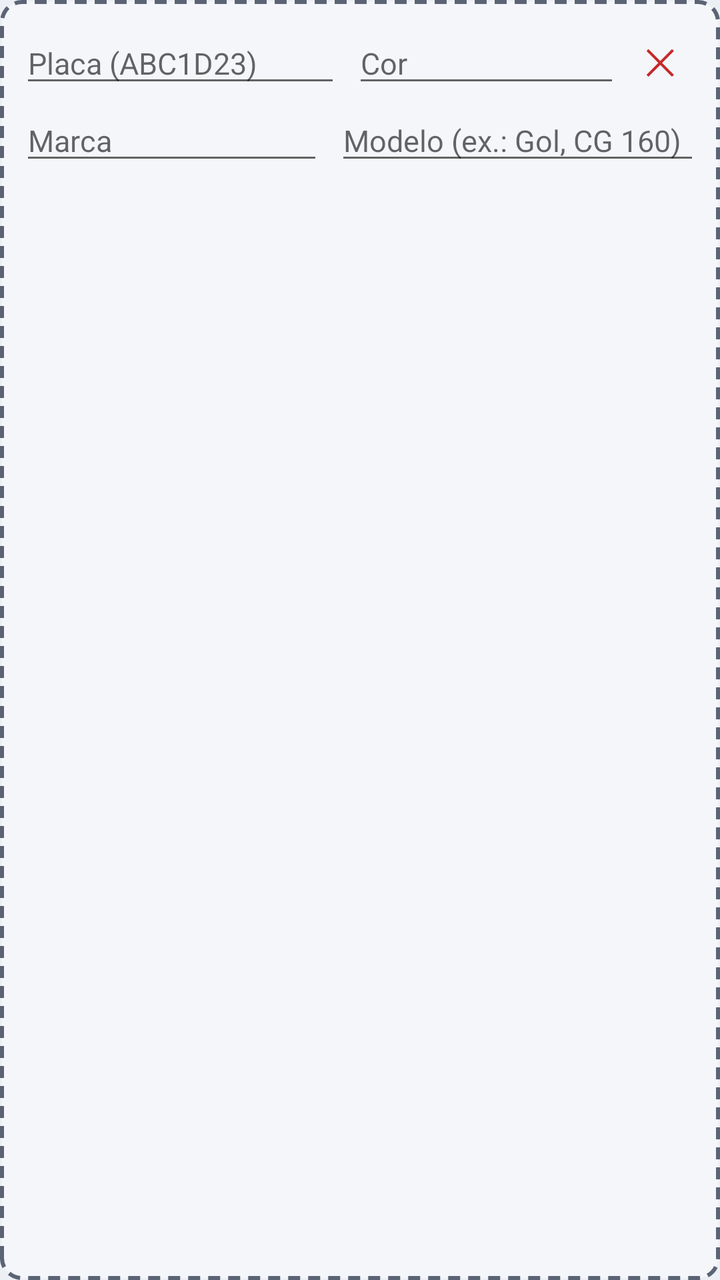
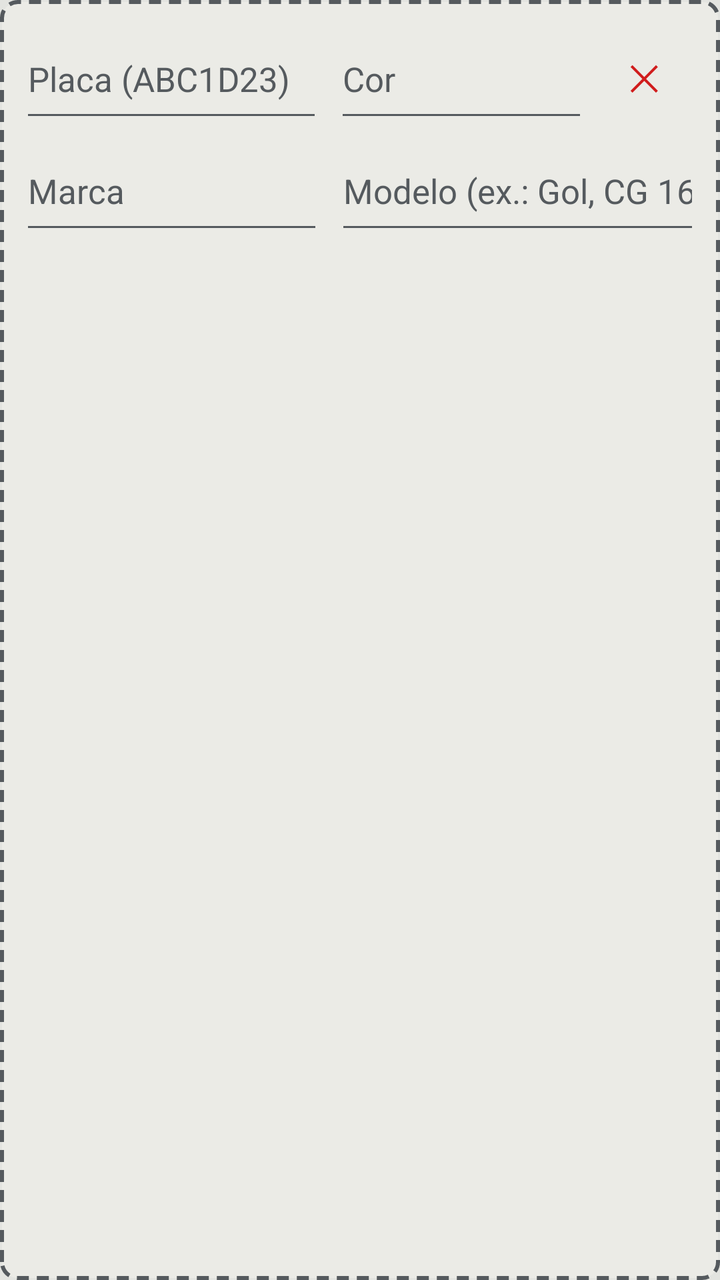

Compare the two renders of this Android layout. The source of the first and the diff that turns it into the second are given below.
<!-- AndroidManifest.xml: application theme Tema -->
<!-- res/layout/item_veiculo.xml -->
<?xml version="1.0" encoding="utf-8"?>
<LinearLayout xmlns:android="http://schemas.android.com/apk/res/android"
    android:layout_width="match_parent"
    android:layout_height="wrap_content"
    android:layout_marginTop="10dp"
    android:background="@drawable/bg_foto_add"
    android:orientation="vertical"
    android:padding="10dp">

    <LinearLayout
        android:layout_width="match_parent"
        android:layout_height="wrap_content"
        android:gravity="center_vertical"
        android:orientation="horizontal">

        <EditText
            android:id="@+id/etPlaca"
            android:layout_width="0dp"
            android:layout_height="wrap_content"
            android:layout_weight="1.2"
            android:hint="Placa (ABC1D23)"
            android:importantForAutofill="no"
            android:inputType="textNoSuggestions|textCapCharacters"
            android:maxLength="8"
            android:textSize="15sp" />

        <AutoCompleteTextView
            android:id="@+id/etCor"
            android:layout_width="0dp"
            android:layout_height="wrap_content"
            android:layout_marginStart="6dp"
            android:layout_weight="1"
            android:completionThreshold="1"
            android:hint="Cor"
            android:importantForAutofill="no"
            android:inputType="textCapSentences|textNoSuggestions"
            android:maxLength="30"
            android:textSize="15sp" />

        <TextView
            android:id="@+id/btnRemover"
            android:layout_width="40dp"
            android:layout_height="40dp"
            android:gravity="center"
            android:text="✕"
            android:textColor="@color/resistente_ativo"
            android:textSize="18sp" />
    </LinearLayout>

    <LinearLayout
        android:layout_width="match_parent"
        android:layout_height="wrap_content"
        android:orientation="horizontal">

        <AutoCompleteTextView
            android:id="@+id/etMarca"
            android:layout_width="0dp"
            android:layout_height="wrap_content"
            android:layout_weight="1"
            android:completionThreshold="1"
            android:hint="Marca"
            android:importantForAutofill="no"
            android:inputType="textCapWords|textNoSuggestions"
            android:maxLength="40"
            android:textSize="15sp" />

        <EditText
            android:id="@+id/etModelo"
            android:layout_width="0dp"
            android:layout_height="wrap_content"
            android:layout_marginStart="6dp"
            android:layout_weight="1.2"
            android:hint="Modelo (ex.: Gol, CG 160)"
            android:importantForAutofill="no"
            android:inputType="textCapWords|textNoSuggestions"
            android:maxLength="60"
            android:textSize="15sp" />
    </LinearLayout>
</LinearLayout>
<!-- resources referenced by this layout -->
<resources>
  <color name="resistente_ativo">#C62828</color>
  <!-- drawable bg_foto_add (drawable) -->
  <?xml version="1.0" encoding="utf-8"?>
  <shape xmlns:android="http://schemas.android.com/apk/res/android" android:shape="rectangle">
      <solid android:color="#F4F6FA" />
      <stroke android:width="2dp" android:color="@color/texto_suave"
          android:dashWidth="6dp" android:dashGap="4dp" />
      <corners android:radius="10dp" />
  </shape>
  <style name="Tema" parent="android:Theme.Material.Light.DarkActionBar">
          <item name="android:colorPrimary">@color/primaria</item>
          <item name="android:colorPrimaryDark">@color/primaria_escura</item>
          <item name="android:colorAccent">@color/destaque</item>
          <item name="android:windowBackground">@color/fundo</item>
          <item name="android:textColorPrimary">@color/texto</item>
      </style>
  <color name="texto_suave">#5B6475</color>
  <color name="primaria">#1B2A4A</color>
  <color name="primaria_escura">#111C33</color>
  <color name="destaque">#C9A227</color>
  <color name="fundo">#ECEFF4</color>
  <color name="texto">#1A1F2B</color>
</resources>

<!-- the commit's change to res/layout/item_veiculo.xml (unified diff, before → after) -->
@@ -22,7 +22,10 @@
             android:importantForAutofill="no"
             android:inputType="textNoSuggestions|textCapCharacters"
             android:maxLength="8"
-            android:textSize="15sp" />
+            android:minHeight="56dp"
+            android:textColor="@color/texto"
+            android:textColorHint="@color/texto_suave"
+            android:textSize="17sp" />
 
         <AutoCompleteTextView
             android:id="@+id/etCor"
@@ -35,12 +38,24 @@
             android:importantForAutofill="no"
             android:inputType="textCapSentences|textNoSuggestions"
             android:maxLength="30"
-            android:textSize="15sp" />
+            android:minHeight="56dp"
+            android:textColor="@color/texto"
+            android:textColorHint="@color/texto_suave"
+            android:textSize="17sp" />
+
+        <TextView
+            android:id="@+id/btnScanPlaca"
+            android:layout_width="56dp"
+            android:layout_height="56dp"
+            android:gravity="center"
+            android:text="📷"
+            android:textSize="22sp"
+            android:visibility="gone" />
 
         <TextView
             android:id="@+id/btnRemover"
-            android:layout_width="40dp"
-            android:layout_height="40dp"
+            android:layout_width="56dp"
+            android:layout_height="56dp"
             android:gravity="center"
             android:text="✕"
             android:textColor="@color/resistente_ativo"
@@ -62,7 +77,10 @@
             android:importantForAutofill="no"
             android:inputType="textCapWords|textNoSuggestions"
             android:maxLength="40"
-            android:textSize="15sp" />
+            android:minHeight="56dp"
+            android:textColor="@color/texto"
+            android:textColorHint="@color/texto_suave"
+            android:textSize="17sp" />
 
         <EditText
             android:id="@+id/etModelo"
@@ -74,6 +92,9 @@
             android:importantForAutofill="no"
             android:inputType="textCapWords|textNoSuggestions"
             android:maxLength="60"
-            android:textSize="15sp" />
+            android:minHeight="56dp"
+            android:textColor="@color/texto"
+            android:textColorHint="@color/texto_suave"
+            android:textSize="17sp" />
     </LinearLayout>
 </LinearLayout>
<!-- resource entries referenced after the edit -->
@@ -1,26 +1,32 @@
 <!-- resources referenced by this layout -->
 <resources>
-  <color name="resistente_ativo">#C62828</color>
+  <color name="resistente_ativo">#D01C1C</color>
   <!-- drawable bg_foto_add (drawable) -->
   <?xml version="1.0" encoding="utf-8"?>
   <shape xmlns:android="http://schemas.android.com/apk/res/android" android:shape="rectangle">
-      <solid android:color="#F4F6FA" />
+      <solid android:color="@color/campo_fundo" />
       <stroke android:width="2dp" android:color="@color/texto_suave"
           android:dashWidth="6dp" android:dashGap="4dp" />
-      <corners android:radius="10dp" />
+      <corners android:radius="8dp" />
   </shape>
-  <style name="Tema" parent="android:Theme.Material.Light.DarkActionBar">
+  <style name="Tema" parent="TemaBase">
           <item name="android:colorPrimary">@color/primaria</item>
           <item name="android:colorPrimaryDark">@color/primaria_escura</item>
           <item name="android:colorAccent">@color/destaque</item>
           <item name="android:windowBackground">@color/fundo</item>
           <item name="android:textColorPrimary">@color/texto</item>
+          <item name="android:textColorSecondary">@color/texto_suave</item>
+          <item name="android:colorBackground">@color/fundo</item>
+          <item name="android:statusBarColor">@color/primaria_escura</item>
+          <item name="android:navigationBarColor">@color/primaria_escura</item>
       </style>
-  <color name="texto_suave">#5B6475</color>
-  <color name="primaria">#1B2A4A</color>
-  <color name="primaria_escura">#111C33</color>
-  <color name="destaque">#C9A227</color>
-  <color name="fundo">#ECEFF4</color>
-  <color name="texto">#1A1F2B</color>
+  <color name="campo_fundo">#EBEBE6</color>
+  <style name="TemaBase" parent="android:Theme.Material.Light.DarkActionBar" />
+  <color name="texto_suave">#555A5E</color>
+  <color name="primaria">#2B2F33</color>
+  <color name="primaria_escura">#1A1C1E</color>
+  <color name="destaque">#6B7A3A</color>
+  <color name="fundo">#E3E4E0</color>
+  <color name="texto">#16181A</color>
 </resources>
 
